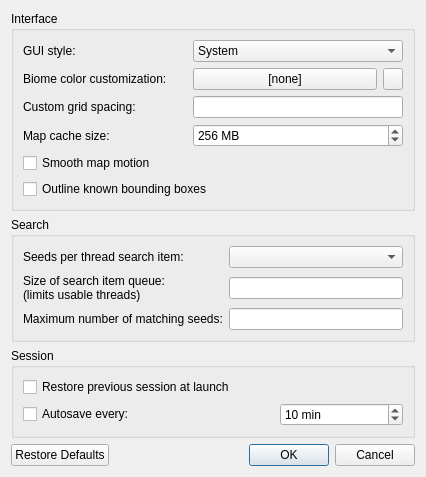
First picture: the form in src/configdialog.ui, repository Cubitect/cubiomes-viewer, before the edit.
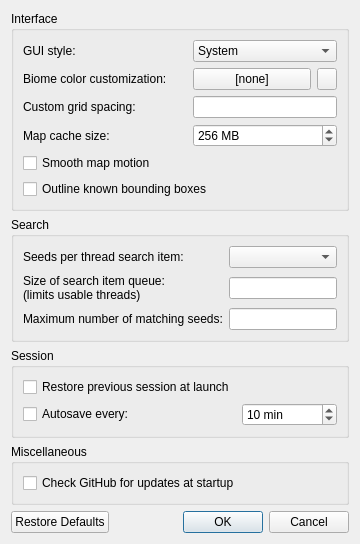
Second picture: the form after the edit. Icons and pictures are not drawn.

What changed in the file:
```diff
--- a/src/configdialog.ui
+++ b/src/configdialog.ui
@@ -2,14 +2,6 @@
 <ui version="4.0">
  <class>ConfigDialog</class>
  <widget class="QDialog" name="ConfigDialog">
-  <property name="geometry">
-   <rect>
-    <x>0</x>
-    <y>0</y>
-    <width>426</width>
-    <height>469</height>
-   </rect>
-  </property>
   <property name="windowTitle">
    <string>Preferences</string>
   </property>
@@ -212,7 +204,7 @@
      </layout>
     </widget>
    </item>
-   <item row="11" column="0" colspan="2">
+   <item row="12" column="0" colspan="2">
     <widget class="QDialogButtonBox" name="buttonBox">
      <property name="orientation">
       <enum>Qt::Horizontal</enum>
@@ -261,6 +253,22 @@
      </layout>
     </widget>
    </item>
+   <item row="11" column="0" colspan="2">
+    <widget class="QGroupBox" name="groupBox_4">
+     <property name="title">
+      <string>Miscellaneous</string>
+     </property>
+     <layout class="QGridLayout" name="gridLayout_5">
+      <item row="0" column="0">
+       <widget class="QCheckBox" name="checkUpdates">
+        <property name="text">
+         <string>Check GitHub for updates at startup</string>
+        </property>
+       </widget>
+      </item>
+     </layout>
+    </widget>
+   </item>
   </layout>
  </widget>
  <resources>
```
Left out of the diff: 8 changed lines with no effect on the pictures.
